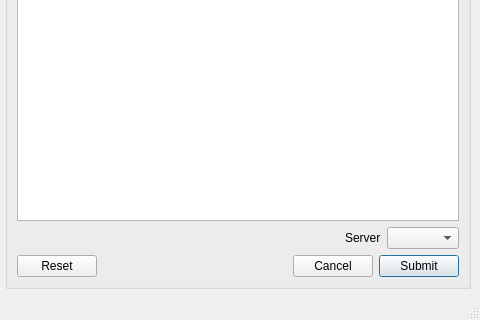
The window that src/QUI/QuiMainWindow.ui (nutjunkie/IQmol) describes before a commit, drawn with Qt 5; both pictures show x 565 to 1045 and y 355 to 675 of the 1045 by 675 pixel window.
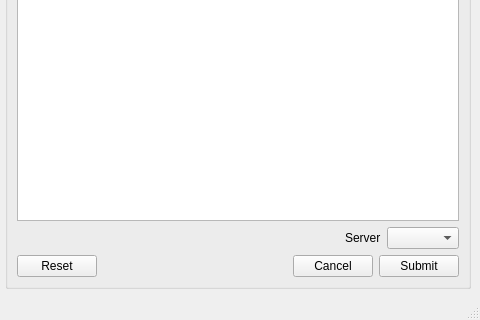
The same window after the commit. Icons and pictures are not drawn.

```diff
--- a/src/QUI/QuiMainWindow.ui
+++ b/src/QUI/QuiMainWindow.ui
@@ -6636,7 +6636,7 @@
             <bool>false</bool>
            </property>
            <property name="default">
-            <bool>true</bool>
+            <bool>false</bool>
            </property>
           </widget>
          </item>
```
